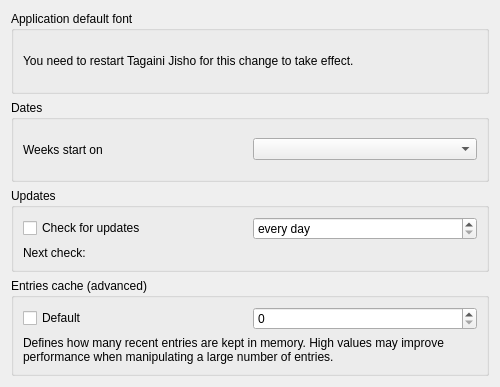
The window that src/gui/GeneralPreferences.ui (Gnurou/tagainijisho) describes before a commit, drawn with Qt 5.
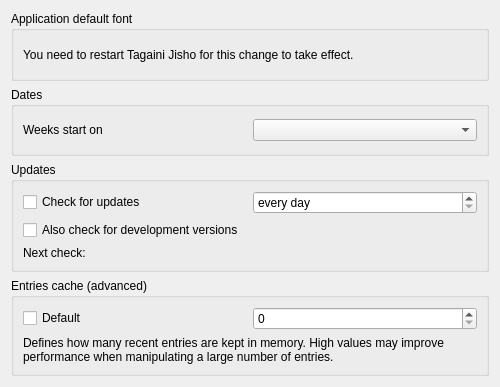
The same window after the commit.

Commit message: Update checker can now check beta versions

The edit to the form file:
```diff
--- a/src/gui/GeneralPreferences.ui
+++ b/src/gui/GeneralPreferences.ui
@@ -88,6 +88,13 @@
         </item>
        </layout>
       </item>
+      <item>
+       <widget class="QCheckBox" name="checkForBetaUpdates">
+        <property name="text">
+         <string>Also check for development versions</string>
+        </property>
+       </widget>
+      </item>
       <item>
        <widget class="QLabel" name="nextCheck">
         <property name="text">
```
Left out of the diff: 20 changed lines with no effect on the pictures. The commit also changes 8 other files.
